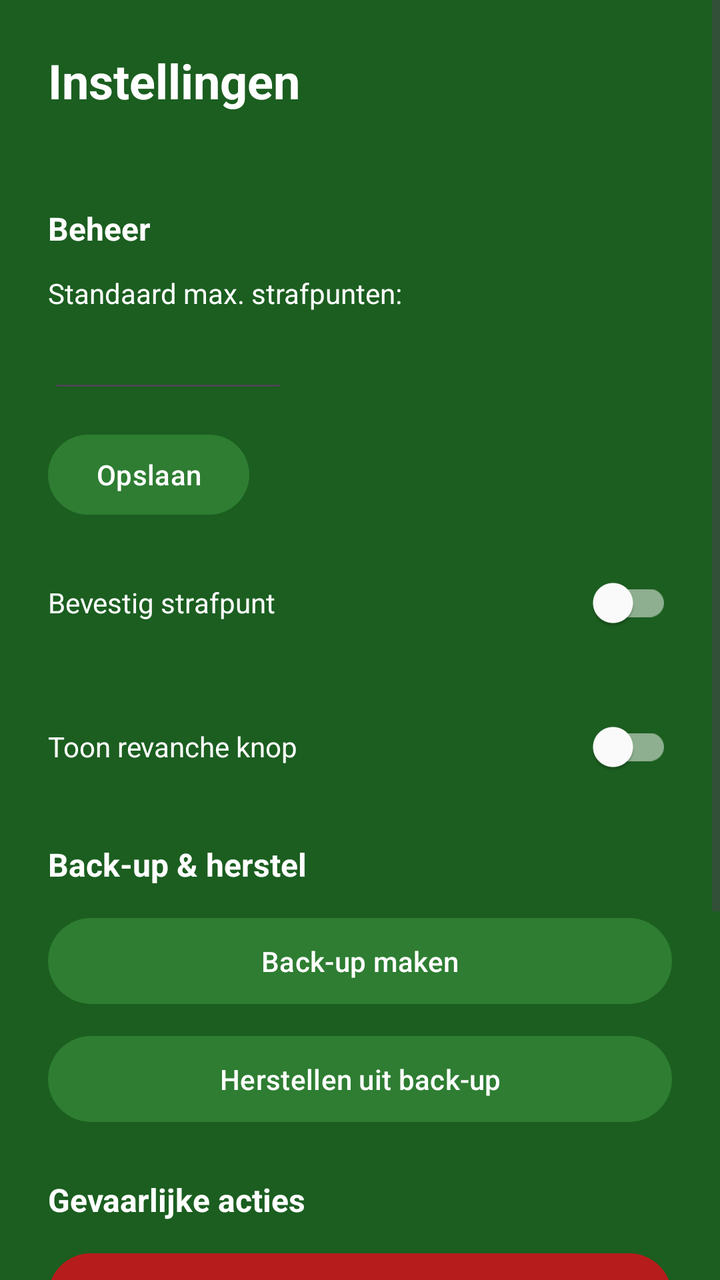
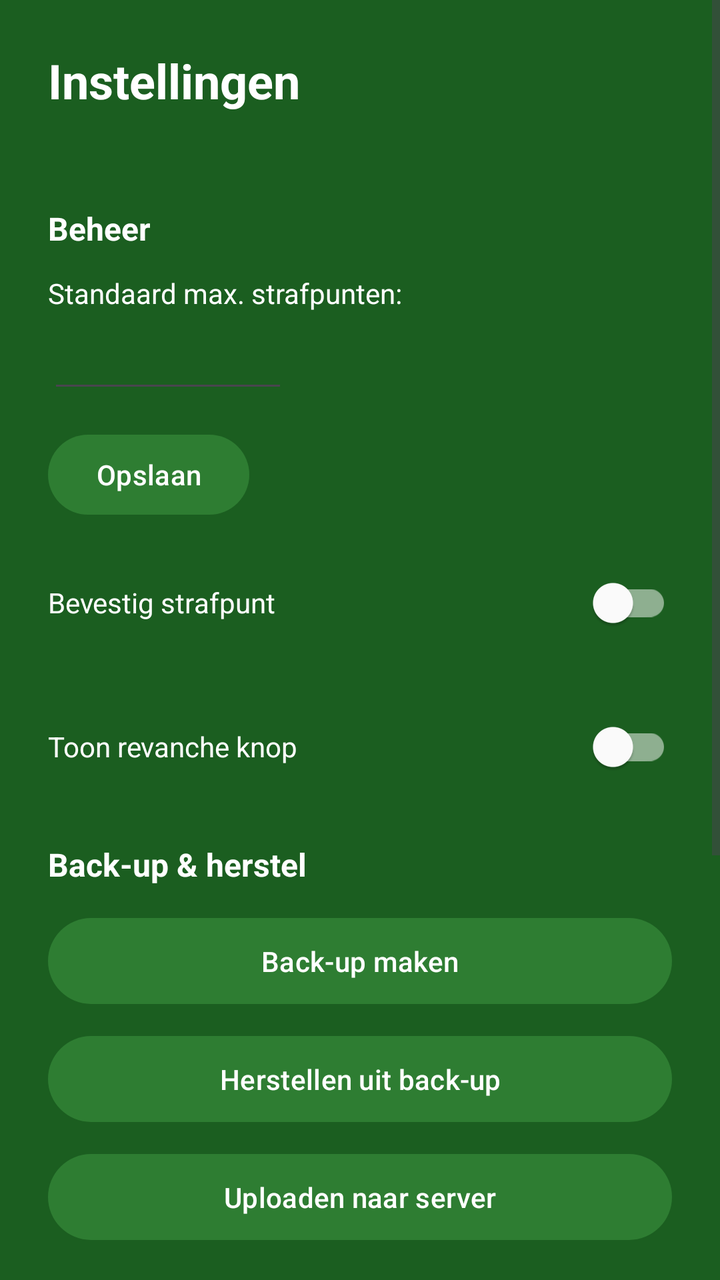

Compare the two renders of this Android layout. The source of the first and the diff that turns it into the second are given below.
<!-- AndroidManifest.xml: application theme Theme.ToepScoreTracker -->
<!-- res/layout/activity_settings.xml -->
<?xml version="1.0" encoding="utf-8"?>
<ScrollView xmlns:android="http://schemas.android.com/apk/res/android"
    android:layout_width="match_parent"
    android:layout_height="match_parent"
    android:background="@color/primary_green"
    android:fitsSystemWindows="true">

    <LinearLayout
        android:layout_width="match_parent"
        android:layout_height="wrap_content"
        android:orientation="vertical"
        android:padding="24dp">

        <TextView
            android:layout_width="wrap_content"
            android:layout_height="wrap_content"
            android:text="@string/settings_title"
            android:textSize="24sp"
            android:textStyle="bold"
            android:textColor="@color/white"
            android:layout_marginBottom="4dp" />

        <TextView
            android:id="@+id/tvCurrentProfile"
            android:layout_width="wrap_content"
            android:layout_height="wrap_content"
            android:textSize="14sp"
            android:textColor="#BDBDBD"
            android:layout_marginBottom="24dp" />

        
        <TextView
            android:layout_width="wrap_content"
            android:layout_height="wrap_content"
            android:text="@string/section_manage"
            android:textSize="16sp"
            android:textStyle="bold"
            android:textColor="@color/white"
            android:layout_marginBottom="12dp" />

        <TextView
            android:layout_width="wrap_content"
            android:layout_height="wrap_content"
            android:text="@string/max_points_current_label"
            android:textSize="14sp"
            android:textColor="@color/white"
            android:layout_marginBottom="4dp" />

        <EditText
            android:id="@+id/etMaxPoints"
            android:layout_width="120dp"
            android:layout_height="wrap_content"
            android:inputType="number"
            android:textColor="@color/white"
            android:textColorHint="#BDBDBD"
            android:layout_marginBottom="12dp" />

        <Button
            android:id="@+id/btnSaveMaxPoints"
            android:layout_width="wrap_content"
            android:layout_height="wrap_content"
            android:text="@string/save_settings"
            android:layout_marginBottom="16dp" />

        <LinearLayout
            android:layout_width="match_parent"
            android:layout_height="wrap_content"
            android:orientation="horizontal"
            android:gravity="center_vertical"
            android:layout_marginBottom="24dp">

            <TextView
                android:layout_width="0dp"
                android:layout_height="wrap_content"
                android:layout_weight="1"
                android:text="@string/setting_confirm_penalty"
                android:textSize="14sp"
                android:textColor="@color/white" />

            <androidx.appcompat.widget.SwitchCompat
                android:id="@+id/switchConfirmPenalty"
                android:layout_width="wrap_content"
                android:layout_height="wrap_content" />

        </LinearLayout>

        <LinearLayout
            android:layout_width="match_parent"
            android:layout_height="wrap_content"
            android:orientation="horizontal"
            android:gravity="center_vertical"
            android:layout_marginBottom="24dp">

            <TextView
                android:layout_width="0dp"
                android:layout_height="wrap_content"
                android:layout_weight="1"
                android:text="@string/setting_show_rematch"
                android:textSize="14sp"
                android:textColor="@color/white" />

            <androidx.appcompat.widget.SwitchCompat
                android:id="@+id/switchShowRematch"
                android:layout_width="wrap_content"
                android:layout_height="wrap_content" />

        </LinearLayout>

        
        <TextView
            android:layout_width="wrap_content"
            android:layout_height="wrap_content"
            android:text="@string/section_backup"
            android:textSize="16sp"
            android:textStyle="bold"
            android:textColor="@color/white"
            android:layout_marginBottom="12dp" />

        <Button
            android:id="@+id/btnBackup"
            android:layout_width="match_parent"
            android:layout_height="wrap_content"
            android:text="@string/backup_current"
            android:padding="12dp"
            android:layout_marginBottom="8dp" />

        <Button
            android:id="@+id/btnRestore"
            android:layout_width="match_parent"
            android:layout_height="wrap_content"
            android:text="@string/restore_current"
            android:padding="12dp"
            android:layout_marginBottom="24dp" />

        
        <TextView
            android:layout_width="wrap_content"
            android:layout_height="wrap_content"
            android:text="@string/section_danger"
            android:textSize="16sp"
            android:textStyle="bold"
            android:textColor="@color/white"
            android:layout_marginBottom="12dp" />

        <Button
            android:id="@+id/btnDeleteShortGames"
            android:layout_width="match_parent"
            android:layout_height="wrap_content"
            android:text="@string/delete_short_games"
            android:padding="12dp"
            android:layout_marginBottom="8dp"
            android:backgroundTint="#B71C1C" />

        <Button
            android:id="@+id/btnClearHistory"
            android:layout_width="match_parent"
            android:layout_height="wrap_content"
            android:text="@string/clear_history_current"
            android:padding="12dp"
            android:layout_marginBottom="8dp"
            android:backgroundTint="#B71C1C" />

        <Button
            android:id="@+id/btnWipeAll"
            android:layout_width="match_parent"
            android:layout_height="wrap_content"
            android:text="@string/wipe_all_databases"
            android:padding="12dp"
            android:layout_marginBottom="32dp"
            android:backgroundTint="#B71C1C" />

        <Button
            android:id="@+id/btnBackFromSettings"
            android:layout_width="match_parent"
            android:layout_height="wrap_content"
            android:text="@string/back_to_start"
            android:padding="12dp" />

    </LinearLayout>
</ScrollView>
<!-- resources referenced by this layout -->
<resources>
  <color name="primary_green">#1B5E20</color>
  <color name="white">#FFFFFFFF</color>
  <string name="back_to_start">Terug naar start</string>
  <string name="backup_current">Back-up maken</string>
  <string name="clear_history_current">Wis geschiedenis (huidig profiel)</string>
  <string name="delete_short_games">Verwijder korte spellen (&lt; 1 min)</string>
  <string name="max_points_current_label">Standaard max. strafpunten:</string>
  <string name="restore_current">Herstellen uit back-up</string>
  <string name="save_settings">Opslaan</string>
  <string name="section_backup">Back-up &amp; herstel</string>
  <string name="section_danger">Gevaarlijke acties</string>
  <string name="section_manage">Beheer</string>
  <string name="setting_confirm_penalty">Bevestig strafpunt</string>
  <string name="setting_show_rematch">Toon revanche knop</string>
  <string name="settings_title">Instellingen</string>
  <string name="wipe_all_databases">Wis alle gegevens (alle profielen)</string>
  <style name="Theme.ToepScoreTracker" parent="Theme.Material3.DayNight.NoActionBar">
          
          <item name="colorPrimary">@color/accent_green</item>
          <item name="colorPrimaryContainer">@color/primary_dark_green</item>
          <item name="colorOnPrimary">@color/white</item>
          <item name="colorOnPrimaryContainer">@color/white</item>
          
          <item name="colorSecondary">@color/accent_green</item>
          <item name="colorSecondaryContainer">@color/primary_dark_green</item>
          <item name="colorOnSecondary">@color/white</item>
          <item name="colorOnSecondaryContainer">@color/white</item>
          
          <item name="colorSurface">@color/primary_green</item>
          <item name="colorOnSurface">@color/white</item>
          
          <item name="colorOutline">@color/outline_white</item>
  
          
          <item name="android:windowBackground">@color/primary_green</item>
          <item name="android:textColor">@color/white</item>
          <item name="android:editTextColor">@color/white</item>
          <item name="android:textColorHint">#BDBDBD</item>
  
          
          <item name="android:statusBarColor">@color/primary_dark_green</item>
      </style>
  <color name="accent_green">#2E7D32</color>
  <color name="primary_dark_green">#003300</color>
  <color name="outline_white">#80FFFFFF</color>
</resources>

<!-- the commit's change to res/layout/activity_settings.xml (unified diff, before → after) -->
@@ -130,6 +130,24 @@
             android:layout_height="wrap_content"
             android:text="@string/restore_current"
             android:padding="12dp"
+            android:layout_marginBottom="8dp" />
+
+        <Button
+            android:id="@+id/btnUploadServer"
+            android:layout_width="match_parent"
+            android:layout_height="wrap_content"
+            android:text="@string/upload_server"
+            android:padding="12dp"
+            android:layout_marginBottom="24dp" />
+
+        <TextView
+            android:id="@+id/tvUploadStatus"
+            android:layout_width="match_parent"
+            android:layout_height="wrap_content"
+            android:textSize="14sp"
+            android:textColor="@color/white"
+            android:visibility="gone"
+            android:layout_marginTop="-16dp"
             android:layout_marginBottom="24dp" />
 
         
<!-- resource entries referenced after the edit -->
@@ -15,6 +15,7 @@
   <string name="setting_confirm_penalty">Bevestig strafpunt</string>
   <string name="setting_show_rematch">Toon revanche knop</string>
   <string name="settings_title">Instellingen</string>
+  <string name="upload_server">Uploaden naar server</string>
   <string name="wipe_all_databases">Wis alle gegevens (alle profielen)</string>
   <style name="Theme.ToepScoreTracker" parent="Theme.Material3.DayNight.NoActionBar">
           
